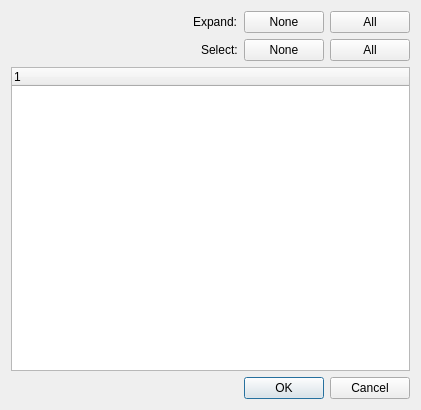
ll-in-anki/find-missing-words, file designer/note_field_tree.ui: the form before one commit.
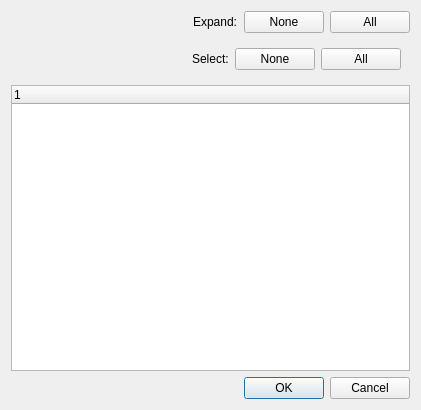
The form after the commit.

Commit message:
Start addon config in preparation for note creation presets
Create note field chooser like deckchooser for reusability
Allow note field tree to be single select (in prep. for single field
selection for note creation presets).

The edit to the form file:
```diff
--- a/designer/note_field_tree.ui
+++ b/designer/note_field_tree.ui
@@ -53,7 +53,8 @@
     </layout>
    </item>
    <item>
-    <layout class="QHBoxLayout" name="horizontalLayout_2">
+    <widget class="QWidget" name="select_btn_row" native="true">
+     <layout class="QHBoxLayout" name="select_btn_hbox">
      <item>
       <spacer name="horizontalSpacer_2">
        <property name="orientation">
@@ -68,7 +69,7 @@
       </spacer>
      </item>
      <item>
-      <widget class="QLabel" name="label_2">
+       <widget class="QLabel" name="select_label">
        <property name="text">
         <string>Select:</string>
        </property>
@@ -89,6 +90,7 @@
       </widget>
      </item>
     </layout>
+    </widget>
    </item>
    <item>
     <widget class="QTreeWidget" name="tree_widget">
```
Lines whose indentation alone changed are shown as unchanged. The commit also changes 11 other files.
